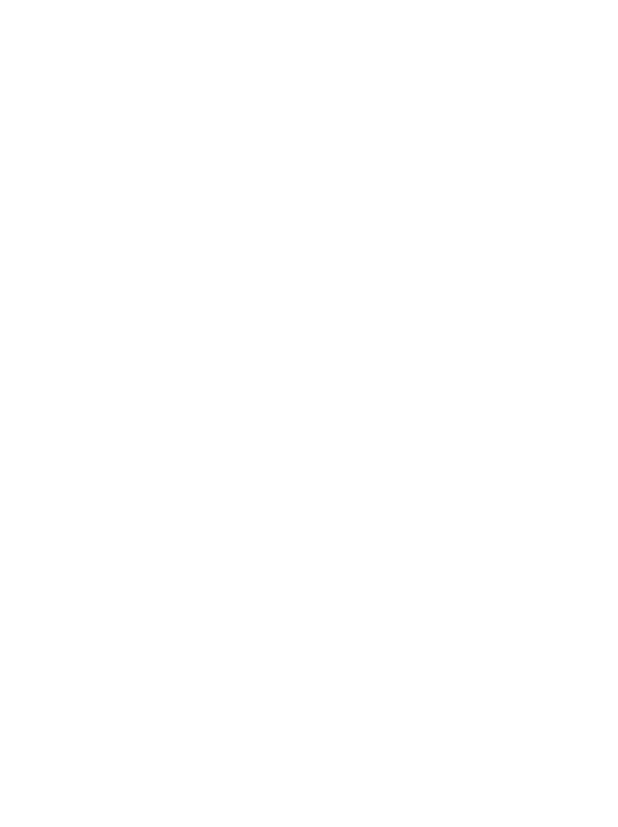
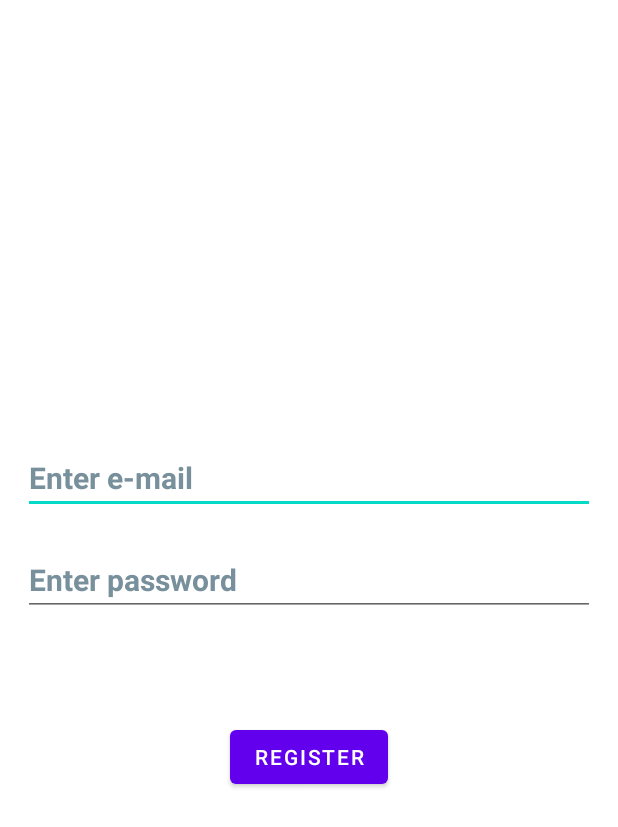
Before and after one commit to ericazpcalaca/Yoga_App, an Android app: the Register screen opened directly, with no data from a screen before it, on a phone screen of 412 x 824 dp. Before the commit the part shown is empty. Shown: the top 827 px of the screen. Run offline under Robolectric (Android 15) with nearby library versions, the light colour scheme and no system bars.

Commit message:
Adjusted the Register screen and put an click listener on the login activity

```diff
--- a/app/src/main/java/com/example/yoga_app/Login.java
+++ b/app/src/main/java/com/example/yoga_app/Login.java
@@ -2,13 +2,27 @@ package com.example.yoga_app;
 
 import androidx.appcompat.app.AppCompatActivity;
 
+import android.content.Intent;
 import android.os.Bundle;
+import android.view.View;
+import android.widget.TextView;
 
 public class Login extends AppCompatActivity {
 
+    private TextView register;
     @Override
     protected void onCreate(Bundle savedInstanceState) {
         super.onCreate(savedInstanceState);
         setContentView(R.layout.activity_login);
+
+        register = findViewById(R.id.signUp);
+
+        //Open the Register activity
+        register.setOnClickListener(new View.OnClickListener() {
+            @Override
+            public void onClick(View v) {
+                startActivity(new Intent(Login.this,Register.class));
+            }
+        });
     }
 }
--- a/app/src/main/res/layout/activity_register.xml
+++ b/app/src/main/res/layout/activity_register.xml
@@ -1,9 +1,45 @@
 <?xml version="1.0" encoding="utf-8"?>
-<androidx.constraintlayout.widget.ConstraintLayout xmlns:android="http://schemas.android.com/apk/res/android"
+<LinearLayout xmlns:android="http://schemas.android.com/apk/res/android"
     xmlns:app="http://schemas.android.com/apk/res-auto"
     xmlns:tools="http://schemas.android.com/tools"
     android:layout_width="match_parent"
     android:layout_height="match_parent"
+    android:orientation="vertical"
+    android:gravity="center"
+    android:padding="15dp"
     tools:context=".Register">
 
-</androidx.constraintlayout.widget.ConstraintLayout>
+
+    <EditText
+        android:id="@+id/inputEmail"
+        android:layout_width="match_parent"
+        android:layout_height="wrap_content"
+        android:layout_marginBottom="20dp"
+        android:autofillHints=""
+        android:hint="@string/txtInputEmail"
+        android:inputType="textWebEmailAddress"
+        android:textAlignment="textStart"
+        android:textColorHint="#78909C"
+        android:textSize="20sp"
+        android:textStyle="bold" />
+
+    <EditText
+        android:id="@+id/inputPassword"
+        android:layout_width="match_parent"
+        android:layout_height="wrap_content"
+        android:layout_marginBottom="20dp"
+        android:autofillHints=""
+        android:hint="@string/txtInputPassword"
+        android:inputType="textPassword"
+        android:textColorHint="#78909C"
+        android:textSize="20sp"
+        android:textStyle="bold" />
+
+    <Button
+        android:id="@+id/btnRegister"
+        android:text="@string/txtRegister"
+        android:layout_marginTop="50dp"
+        android:layout_width="wrap_content"
+        android:layout_height="wrap_content"/>
+
+</LinearLayout>
--- a/app/src/main/res/values/strings.xml
+++ b/app/src/main/res/values/strings.xml
@@ -5,4 +5,5 @@
     <string name="txtInputEmail">Enter e-mail</string>
     <string name="txtSignup">Don\'t have an account? Sign up</string>
     <string name="txtResetPassword">Forgot Password?</string>
+    <string name="txtRegister">Register</string>
 </resources>
```
